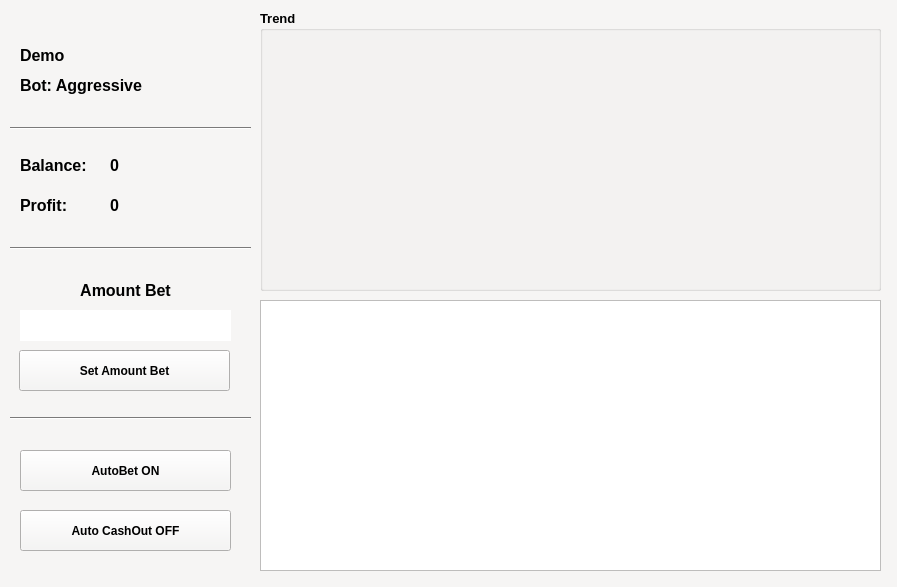
Before: the Qt Designer form apps/gui/resources/ui/console.ui in bikerlfh/crashbot, drawn with Qt 5.
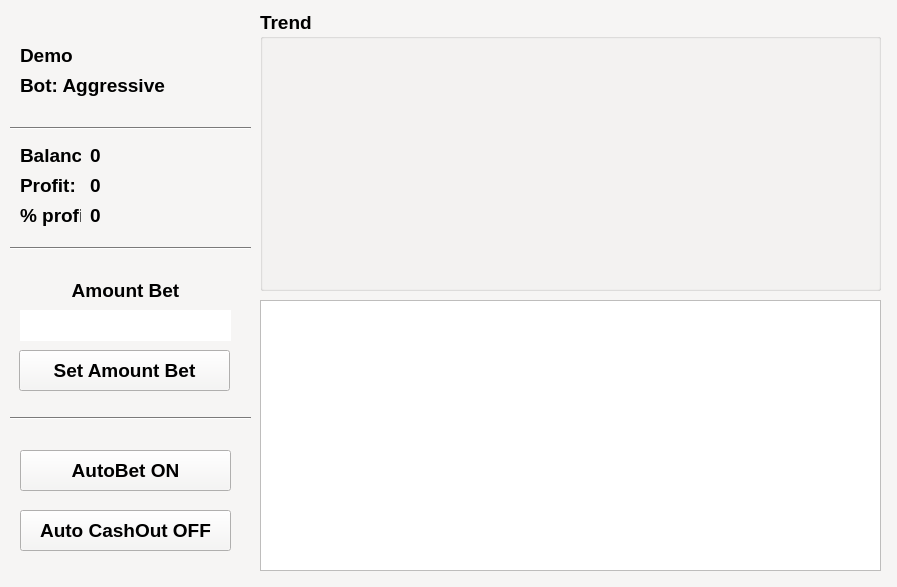
After: the same form once the commit is applied.

Commit message: add profit percentage

Patch:
```diff
--- a/apps/gui/resources/ui/console.ui
+++ b/apps/gui/resources/ui/console.ui
@@ -481,6 +481,7 @@
    </property>
    <property name="font">
     <font>
+     <pointsize>14</pointsize>
      <bold>true</bold>
     </font>
    </property>
@@ -502,6 +503,7 @@
    </property>
    <property name="font">
     <font>
+     <pointsize>14</pointsize>
      <bold>true</bold>
     </font>
    </property>
@@ -526,7 +528,7 @@
    </property>
    <property name="font">
     <font>
-     <pointsize>12</pointsize>
+     <pointsize>14</pointsize>
      <bold>true</bold>
     </font>
    </property>
@@ -541,14 +543,14 @@
    <property name="geometry">
     <rect>
      <x>20</x>
-     <y>150</y>
-     <width>91</width>
+     <y>140</y>
+     <width>61</width>
      <height>30</height>
     </rect>
    </property>
    <property name="font">
     <font>
-     <pointsize>12</pointsize>
+     <pointsize>14</pointsize>
      <bold>true</bold>
     </font>
    </property>
@@ -559,15 +561,15 @@
   <widget class="QLabel" name="lbl_balance">
    <property name="geometry">
     <rect>
-     <x>110</x>
-     <y>150</y>
-     <width>141</width>
+     <x>90</x>
+     <y>140</y>
+     <width>161</width>
      <height>30</height>
     </rect>
    </property>
    <property name="font">
     <font>
-     <pointsize>12</pointsize>
+     <pointsize>14</pointsize>
      <bold>true</bold>
     </font>
    </property>
@@ -578,15 +580,15 @@
   <widget class="QLabel" name="lbl_profit">
    <property name="geometry">
     <rect>
-     <x>110</x>
-     <y>190</y>
-     <width>141</width>
+     <x>90</x>
+     <y>170</y>
+     <width>161</width>
      <height>30</height>
     </rect>
    </property>
    <property name="font">
     <font>
-     <pointsize>12</pointsize>
+     <pointsize>14</pointsize>
      <bold>true</bold>
      <kerning>true</kerning>
     </font>
@@ -599,14 +601,14 @@
    <property name="geometry">
     <rect>
      <x>20</x>
-     <y>190</y>
-     <width>81</width>
+     <y>170</y>
+     <width>61</width>
      <height>30</height>
     </rect>
    </property>
    <property name="font">
     <font>
-     <pointsize>12</pointsize>
+     <pointsize>14</pointsize>
      <bold>true</bold>
     </font>
    </property>
@@ -625,7 +627,7 @@
    </property>
    <property name="font">
     <font>
-     <pointsize>12</pointsize>
+     <pointsize>14</pointsize>
      <bold>true</bold>
     </font>
    </property>
@@ -644,7 +646,7 @@
    </property>
    <property name="font">
     <font>
-     <pointsize>12</pointsize>
+     <pointsize>14</pointsize>
      <bold>true</bold>
     </font>
    </property>
@@ -728,7 +730,7 @@
    </property>
    <property name="font">
     <font>
-     <pointsize>10</pointsize>
+     <pointsize>14</pointsize>
      <bold>true</bold>
     </font>
    </property>
@@ -781,6 +783,7 @@
    </property>
    <property name="font">
     <font>
+     <pointsize>14</pointsize>
      <bold>true</bold>
     </font>
    </property>
@@ -794,6 +797,44 @@
     <string>Auto CashOut OFF</string>
    </property>
   </widget>
+  <widget class="QLabel" name="label_5">
+   <property name="geometry">
+    <rect>
+     <x>20</x>
+     <y>200</y>
+     <width>61</width>
+     <height>30</height>
+    </rect>
+   </property>
+   <property name="font">
+    <font>
+     <pointsize>14</pointsize>
+     <bold>true</bold>
+    </font>
+   </property>
+   <property name="text">
+    <string>% profit:</string>
+   </property>
+  </widget>
+  <widget class="QLabel" name="lbl_profit_per">
+   <property name="geometry">
+    <rect>
+     <x>90</x>
+     <y>200</y>
+     <width>161</width>
+     <height>30</height>
+    </rect>
+   </property>
+   <property name="font">
+    <font>
+     <pointsize>14</pointsize>
+     <bold>true</bold>
+    </font>
+   </property>
+   <property name="text">
+    <string>0</string>
+   </property>
+  </widget>
   <zorder>btn_set_max_amount</zorder>
   <zorder>btn_auto_bet</zorder>
   <zorder>label</zorder>
```
Left out of the diff: 21 changed lines with no effect on the pictures. The commit also changes 2 other files.
